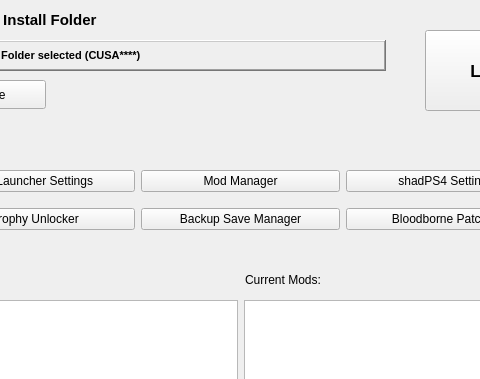
rainmakerv3/BB_Launcher, file modules/bblauncher.ui: the form before one commit; both pictures show x 115 to 595 and y 0 to 379 of the 711 by 685 pixel window.
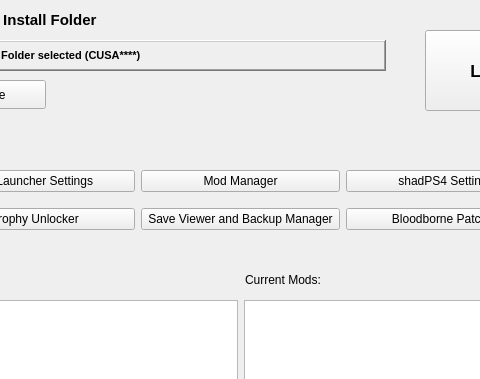
The form after the commit.

Diff of the .ui file:
```diff
--- a/modules/bblauncher.ui
+++ b/modules/bblauncher.ui
@@ -221,7 +221,7 @@
        <item>
         <widget class="QPushButton" name="SaveManagerButton">
          <property name="text">
-          <string>Backup Save Manager</string>
+          <string>Save Viewer and Backup Manager</string>
          </property>
         </widget>
        </item>
```
Left out of the diff: 2 changed lines with no effect on the pictures.
